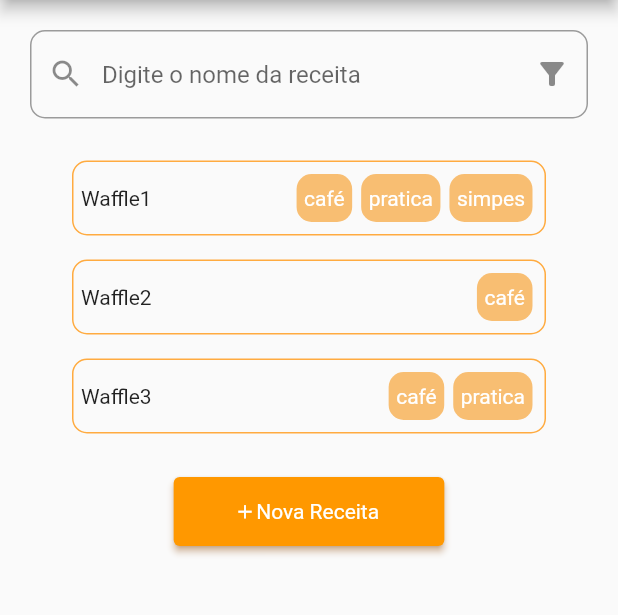
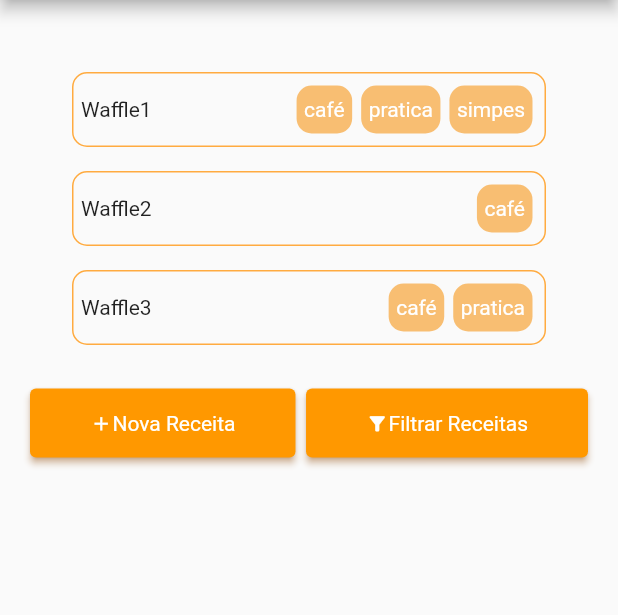
Before and after one commit to isadoracristina/projeto-app, a Flutter app: the RecipeListPage screen opened directly, on a phone screen of 412 x 824 dp, the part 84-699 px from its top. Run offline on Flutter 3.47's test engine with Material 2 defaults, Android fonts, the phone set to English and light mode, and no system bars; our stand-ins replace email_validator, shared_preferences; accounts and stored records are empty; network calls fail.

Commit message:
Integração de Páginas

```diff
--- a/flutter_despensa/lib/api_service.dart
+++ b/flutter_despensa/lib/api_service.dart
@@ -43,6 +43,7 @@ class ApiServices {
         'email': email,
         'password': password
       }),
+
     );
 
     // Tratar caso resposta não seja OK
--- a/flutter_despensa/lib/recipelistpage.dart
+++ b/flutter_despensa/lib/recipelistpage.dart
@@ -1,8 +1,13 @@
 import 'package:flutter/material.dart';
+import 'package:flutter_despensa/newrecipepage.dart';
+import 'package:flutter_despensa/recipepage.dart';
 import 'package:shared_preferences/shared_preferences.dart';
 import 'models/recipe.dart';
 import 'models/user.dart';
 import 'dart:convert';
+import 'userpage.dart';
+import 'recipepage.dart';
+import 'newrecipepage.dart';
 
 class RecipeListPage extends StatefulWidget {
 
@@ -50,7 +55,14 @@ class _RecipeListPageState extends State<RecipeListPage> {
         actions: <Widget> [
           IconButton(
             icon: const Icon(Icons.arrow_back_rounded),
-            onPressed: () {},
+            onPressed: () {
+              // Navigator.pushReplacement(
+              //   context,
+              //   MaterialPageRoute(
+              //     builder: ((context) => UserPage())
+              //   )
+              // );
+            },
           ),
           IconButton(
             icon: const Icon(Icons.menu),
@@ -62,19 +74,6 @@ class _RecipeListPageState extends State<RecipeListPage> {
         padding: const EdgeInsets.all(20),
         child: Column(
           children: <Widget>[
-            TextField(
-              decoration: InputDecoration(
-                border: OutlineInputBorder(
-                  borderRadius: BorderRadius.circular(10)
-                ),
-                hintText: "Digite o nome da receita",
-                prefixIcon: const Icon(Icons.search),
-                suffixIcon: IconButton(
-                  icon: const Icon(Icons.filter_alt),
-                  onPressed: () {},
-                )
-              ),
-            ),
               Container(
               padding: const EdgeInsets.all(20),
               child: ListView.builder(
@@ -103,7 +102,17 @@ class _RecipeListPageState extends State<RecipeListPage> {
                       child: Row(
                         mainAxisAlignment: MainAxisAlignment.spaceBetween,
                         children: <Widget>[
-                          Text(user.recipes[index].name),
+                          InkWell(
+                            onTap: () {
+                              Navigator.pushReplacement(
+                                context,
+                                MaterialPageRoute(
+                                  builder: ((context) => RecipePage())
+                                )
+                              );
+                            },
+                            child: Text(user.recipes[index].name),
+                          ),
                           ListView.builder(
                             scrollDirection: Axis.horizontal,
                             shrinkWrap: true,
@@ -136,8 +145,18 @@ class _RecipeListPageState extends State<RecipeListPage> {
                 },
               ),
             ),
+            Row(
+              mainAxisAlignment: MainAxisAlignment.spaceBetween,
+              children: <Widget>[
                 ElevatedButton(
-              onPressed: () {},
+                  onPressed: () {
+                    Navigator.pushReplacement(
+                      context,
+                      MaterialPageRoute(
+                        builder: ((context) => NewRecipePage())
+                      )
+                    );
+                  },
                   style: ElevatedButton.styleFrom(
                     padding: const EdgeInsets.fromLTRB(40, 15, 40, 15),
                     shadowColor: const Color.fromARGB(255, 241, 147, 58),
@@ -151,7 +170,7 @@ class _RecipeListPageState extends State<RecipeListPage> {
                             size: 15),
                         ),
                         TextSpan(
-                      text: "Nova Receita ",
+                          text: "Nova Receita",
                             style: TextStyle(
                               color: Colors.white
                             )
@@ -160,10 +179,42 @@ class _RecipeListPageState extends State<RecipeListPage> {
                     ),
                   ),
                 ),
+                ElevatedButton(
+                  onPressed: () {
+                    // Navigator.pushReplacement(
+                    //   context,
+                    //   MaterialPageRoute(
+                    //     builder: ((context) => NewRecipePage())
+                    //   )
+                    // );
+                  },
+                  style: ElevatedButton.styleFrom(
+                    padding: const EdgeInsets.fromLTRB(40, 15, 40, 15),
+                    shadowColor: const Color.fromARGB(255, 241, 147, 58),
+                  ),
+                  child: RichText(
+                    text: const TextSpan(
+                      children: [
+                        WidgetSpan(
+                          child: Icon(Icons.filter_alt,
+                            color: Colors.white,
+                            size: 15),
+                        ),
+                        TextSpan(
+                          text: "Filtrar Receitas",
+                            style: TextStyle(
+                              color: Colors.white
+                            )
+                        )
                       ],
                     )
                   )
+                )
+              ]
+            )
+          ]
+        )
+      )
     );
-
   }
 }
```
Also changed, not shown: flutter_despensa/lib/loginpage.dart (+19 -6 lines), flutter_despensa/lib/main.dart (+4 -4 lines), flutter_despensa/lib/newrecipepage.dart (+10 -1 lines), flutter_despensa/lib/recipepage.dart (+9 -1 lines), flutter_despensa/lib/registerpage.dart (+27 -8 lines), flutter_despensa/lib/userpage.dart (+31 -9 lines). Lines whose indentation alone changed are shown as unchanged.
